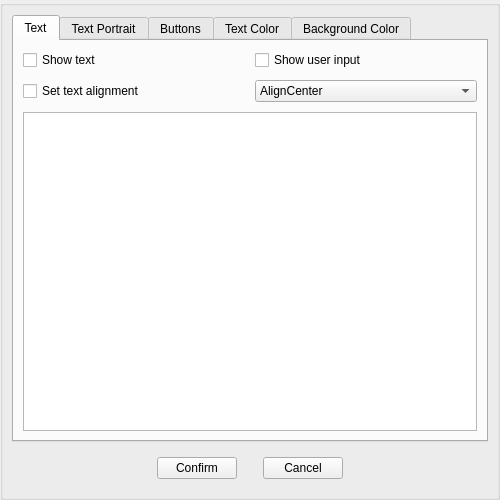
RemotelyChaotic/JOIPEngine, file src/Editor/Script/TextSnippetOverlay.ui: the form before one commit.
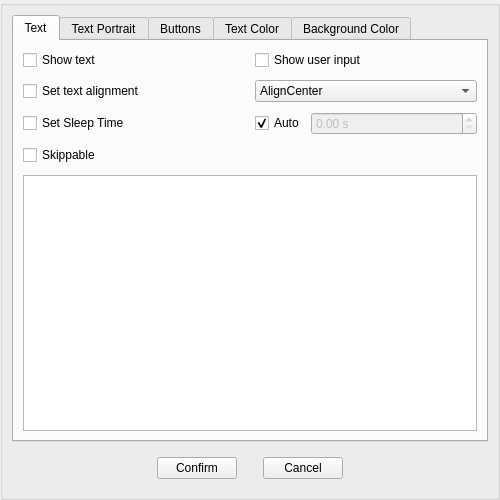
The form after the commit. Custom widgets are drawn as their Qt base class.

Patch:
```diff
--- a/src/Editor/Script/TextSnippetOverlay.ui
+++ b/src/Editor/Script/TextSnippetOverlay.ui
@@ -48,16 +48,6 @@
           <property name="spacing">
            <number>10</number>
           </property>
-          <item row="2" column="0" colspan="2">
-           <widget class="QPlainTextEdit" name="pTextEdit"/>
-          </item>
-          <item row="0" column="0">
-           <widget class="QCheckBox" name="pShowTextCheckBox">
-            <property name="text">
-             <string>Show text</string>
-            </property>
-           </widget>
-          </item>
           <item row="0" column="1">
            <widget class="QCheckBox" name="pShowUserInputCheckBox">
             <property name="text">
@@ -65,6 +55,74 @@
             </property>
            </widget>
           </item>
+          <item row="2" column="1">
+           <widget class="QWidget" name="widget_2" native="true">
+            <layout class="QHBoxLayout" name="horizontalLayout">
+             <property name="leftMargin">
+              <number>0</number>
+             </property>
+             <property name="topMargin">
+              <number>0</number>
+             </property>
+             <property name="rightMargin">
+              <number>0</number>
+             </property>
+             <property name="bottomMargin">
+              <number>0</number>
+             </property>
+             <item>
+              <widget class="QCheckBox" name="pAutoTimeCheckBox">
+               <property name="sizePolicy">
+                <sizepolicy hsizetype="Fixed" vsizetype="Fixed">
+                 <horstretch>0</horstretch>
+                 <verstretch>0</verstretch>
+                </sizepolicy>
+               </property>
+               <property name="text">
+                <string>Auto</string>
+               </property>
+               <property name="checked">
+                <bool>true</bool>
+               </property>
+              </widget>
+             </item>
+             <item>
+              <widget class="QDoubleSpinBox" name="pSleepSpinBox">
+               <property name="enabled">
+                <bool>false</bool>
+               </property>
+               <property name="suffix">
+                <string> s</string>
+               </property>
+              </widget>
+             </item>
+            </layout>
+           </widget>
+          </item>
+          <item row="2" column="0">
+           <widget class="QCheckBox" name="pSetSleepTimeCheckBox">
+            <property name="text">
+             <string>Set Sleep Time</string>
+            </property>
+           </widget>
+          </item>
+          <item row="0" column="0">
+           <widget class="QCheckBox" name="pShowTextCheckBox">
+            <property name="text">
+             <string>Show text</string>
+            </property>
+           </widget>
+          </item>
+          <item row="1" column="0">
+           <widget class="QCheckBox" name="pSetTextOrientation">
+            <property name="text">
+             <string>Set text alignment</string>
+            </property>
+           </widget>
+          </item>
+          <item row="4" column="0" colspan="2">
+           <widget class="QPlainTextEdit" name="pTextEdit"/>
+          </item>
           <item row="1" column="1">
            <widget class="QComboBox" name="pOrientationComboBox">
             <property name="currentIndex">
@@ -87,10 +145,10 @@
             </item>
            </widget>
           </item>
-          <item row="1" column="0">
-           <widget class="QCheckBox" name="pSetTextOrientation">
+          <item row="3" column="0" colspan="2">
+           <widget class="QCheckBox" name="pSkippableCheckBox">
             <property name="text">
-             <string>Set text alignment</string>
+             <string>Skippable</string>
             </property>
            </widget>
           </item>
```
